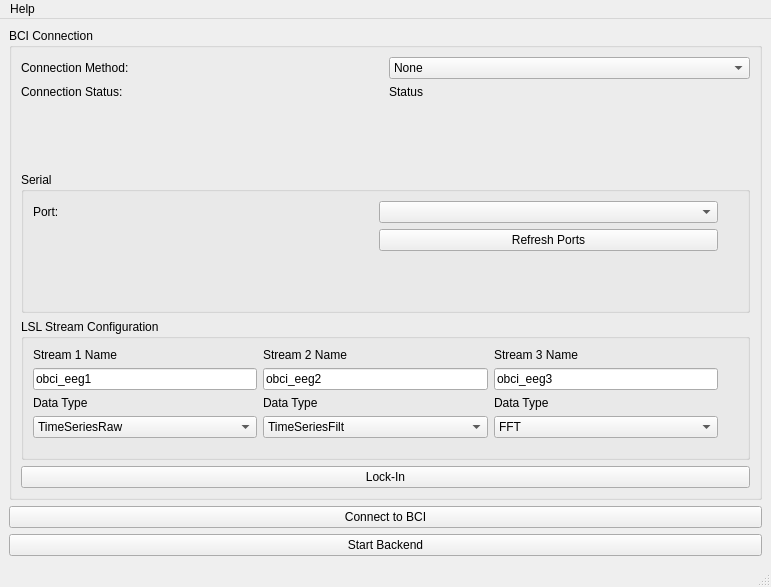
Old version of the form gui/MainWindow.ui in the repository mo-gaafar/vr-bci-companion.
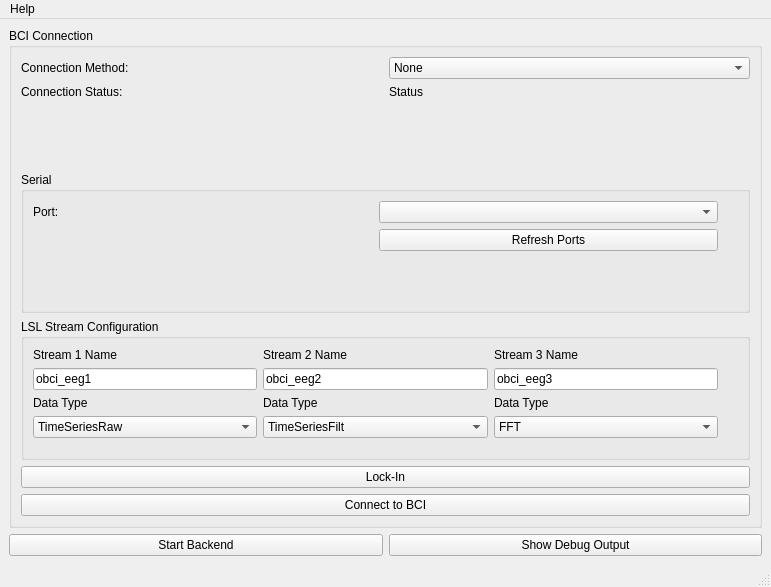
New version of the form.

Commit message: local server running from gui done

What changed in the file:
```diff
--- a/gui/MainWindow.ui
+++ b/gui/MainWindow.ui
@@ -21,7 +21,7 @@
   </property>
   <widget class="QWidget" name="centralwidget">
    <layout class="QGridLayout" name="gridLayout_6">
-    <item row="0" column="0">
+    <item row="0" column="0" colspan="2">
      <widget class="QGroupBox" name="groupBox_3">
       <property name="title">
        <string>BCI Connection</string>
@@ -311,16 +311,16 @@
          </property>
         </widget>
        </item>
-      </layout>
-     </widget>
-    </item>
-    <item row="1" column="0">
+       <item>
      <widget class="QPushButton" name="connectButton">
       <property name="text">
        <string>Connect to BCI</string>
       </property>
      </widget>
     </item>
+      </layout>
+     </widget>
+    </item>
     <item row="2" column="0">
      <widget class="QPushButton" name="pushButton_start_backend">
       <property name="text">
@@ -328,6 +328,13 @@
       </property>
      </widget>
     </item>
+    <item row="2" column="1">
+     <widget class="QPushButton" name="pushButton_backend_logs">
+      <property name="text">
+       <string>Show Debug Output</string>
+      </property>
+     </widget>
+    </item>
    </layout>
   </widget>
   <widget class="QMenuBar" name="menubar">
```
Lines whose indentation alone changed are shown as unchanged. The commit also changes 6 other files.
